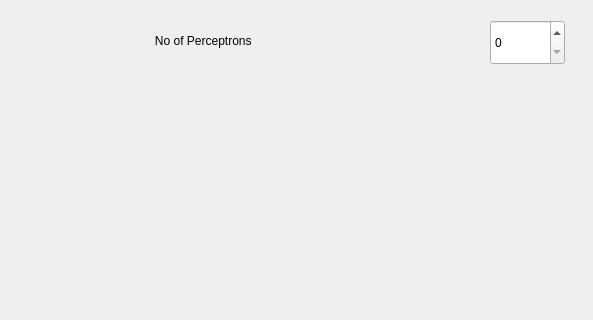
Qt form projects/neuralnetworks/qt/perceptron/ben_perceptron/mainwindow.ui (bensinghbeno/design-engine) before a commit; both pictures show x 0 to 593 and y 0 to 320 of the 593 by 1254 pixel window.
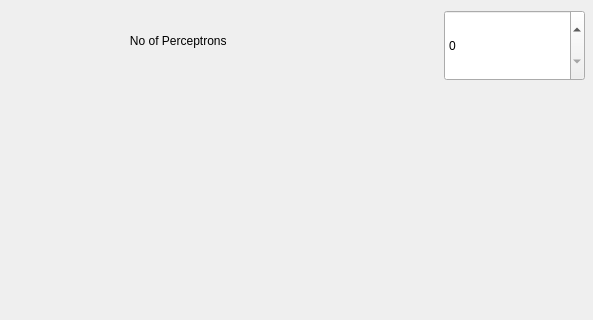
The same form after that commit.

Commit message: perceptron: resized countspinbox

```diff
--- a/projects/neuralnetworks/qt/perceptron/ben_perceptron/mainwindow.ui
+++ b/projects/neuralnetworks/qt/perceptron/ben_perceptron/mainwindow.ui
@@ -39,17 +39,17 @@
    <widget class="QSpinBox" name="spinBox">
     <property name="geometry">
      <rect>
-      <x>490</x>
-      <y>20</y>
-      <width>75</width>
-      <height>45</height>
+      <x>444</x>
+      <y>10</y>
+      <width>141</width>
+      <height>71</height>
      </rect>
     </property>
    </widget>
    <widget class="QLabel" name="label">
     <property name="geometry">
      <rect>
-      <x>145</x>
+      <x>120</x>
       <y>20</y>
       <width>301</width>
       <height>41</height>
```
Left out of the diff: 2 changed lines with no effect on the pictures. The commit also changes 2 other files.
